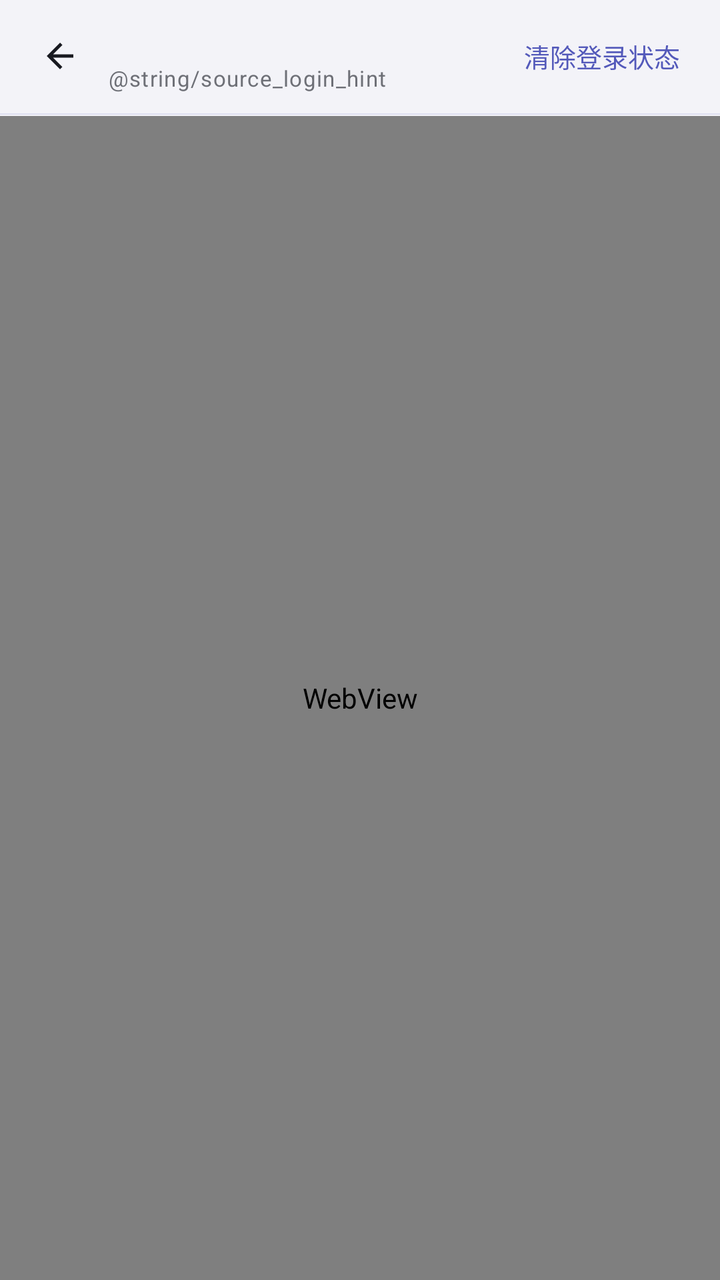
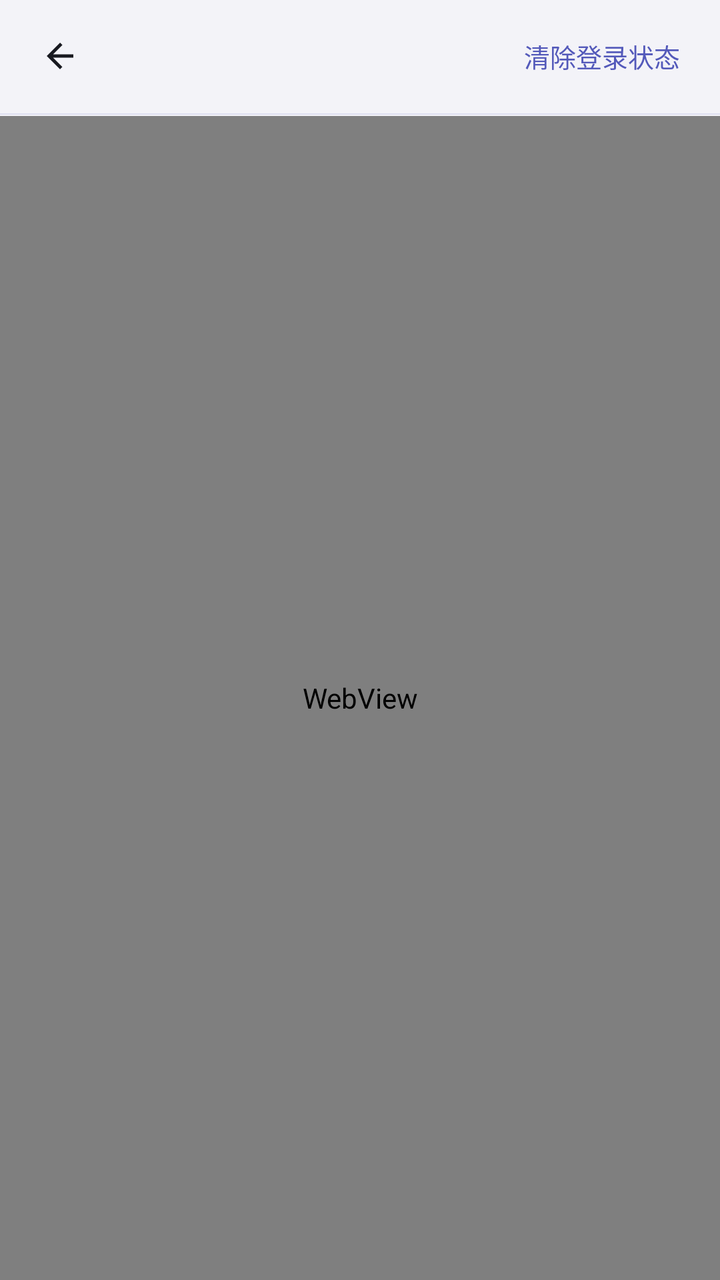

The first picture is an Android layout as it rendered before a commit; the second is the same layout after the commit. The layout source and the unified diff follow.
<!-- AndroidManifest.xml: application theme Theme.Aurora -->
<!-- res/layout/activity_cookie_login.xml -->
<?xml version="1.0" encoding="utf-8"?>
<LinearLayout xmlns:android="http://schemas.android.com/apk/res/android"
    xmlns:app="http://schemas.android.com/apk/res-auto"
    android:id="@+id/cookieRoot"
    android:layout_width="match_parent"
    android:layout_height="match_parent"
    android:background="?attr/auCanvas"
    android:orientation="vertical">

    <LinearLayout
        android:layout_width="match_parent"
        android:layout_height="wrap_content"
        android:gravity="center_vertical"
        android:orientation="horizontal"
        android:paddingStart="10dp"
        android:paddingTop="8dp"
        android:paddingEnd="14dp"
        android:paddingBottom="8dp">

        <ImageButton
            android:id="@+id/cookieBack"
            android:layout_width="40dp"
            android:layout_height="40dp"
            android:background="?attr/selectableItemBackgroundBorderless"
            android:contentDescription="@string/action_back"
            android:padding="10dp"
            android:scaleType="fitCenter"
            android:src="@drawable/ic_arrow_back"
            app:tint="?attr/auInk" />

        <LinearLayout
            android:layout_width="0dp"
            android:layout_height="wrap_content"
            android:layout_marginStart="4dp"
            android:layout_weight="1"
            android:orientation="vertical">

            <TextView
                android:id="@+id/cookieTitle"
                style="@style/Text.Title"
                android:layout_width="wrap_content"
                android:layout_height="wrap_content"
                android:textSize="18sp" />

            <TextView
                android:id="@+id/cookieHint"
                style="@style/Text.Caption"
                android:layout_width="match_parent"
                android:layout_height="wrap_content"
                android:layout_marginTop="2dp"
                android:maxLines="2"
                android:text="@string/source_login_hint" />
        </LinearLayout>

        <TextView
            android:id="@+id/cookieClear"
            android:layout_width="wrap_content"
            android:layout_height="wrap_content"
            android:background="?attr/selectableItemBackground"
            android:paddingStart="10dp"
            android:paddingTop="8dp"
            android:paddingEnd="6dp"
            android:paddingBottom="8dp"
            android:text="@string/source_login_clear_web"
            android:textColor="?attr/auAccent"
            android:textSize="13sp" />
    </LinearLayout>

    <ProgressBar
        android:id="@+id/cookieProgress"
        style="?android:attr/progressBarStyleHorizontal"
        android:layout_width="match_parent"
        android:layout_height="2dp"
        android:indeterminate="true"
        android:indeterminateTint="?attr/auAccent" />

    <WebView
        android:id="@+id/cookieWeb"
        android:layout_width="match_parent"
        android:layout_height="0dp"
        android:layout_weight="1" />

</LinearLayout>
<!-- resources referenced by this layout -->
<resources>
  <!-- drawable ic_arrow_back (drawable) -->
  <vector xmlns:android="http://schemas.android.com/apk/res/android"
      android:width="24dp" android:height="24dp"
      android:viewportWidth="24" android:viewportHeight="24">
      <path android:fillColor="#FF000000" android:pathData="M20 11H7.83l5.59-5.59L12 4l-8 8 8 8 1.41-1.41L7.83 13H20v-2z" />
  </vector>
  <string name="action_back">返回</string>
  <string name="source_login_clear_web">清除登录状态</string>
  <style name="Text.Caption">
          <item name="android:layout_width">wrap_content</item>
          <item name="android:layout_height">wrap_content</item>
          <item name="android:textSize">11sp</item>
          <item name="android:textColor">?attr/auInkTertiary</item>
          <item name="android:letterSpacing">0.04</item>
      </style>
  <style name="Text.Title">
          <item name="android:layout_width">wrap_content</item>
          <item name="android:layout_height">wrap_content</item>
          <item name="android:textSize">24sp</item>
          <item name="android:textStyle">bold</item>
          <item name="android:letterSpacing">-0.025</item>
      </style>
  <color name="theme_aurora_accent">#5359BA</color>
  <color name="theme_aurora_accent_on">#FDFDFF</color>
  <color name="theme_aurora_surface">#FEFEFF</color>
  <color name="theme_aurora_ink">#181920</color>
  <color name="theme_aurora_surface_sunken">#ECEDF3</color>
  <color name="theme_aurora_ink_secondary">#5E5F67</color>
  <color name="theme_aurora_hairline">#DDDFE8</color>
  <color name="theme_aurora_danger">#B74441</color>
  <color name="theme_aurora_canvas">#F3F3F8</color>
  <style name="Animation.Aurora.Window" parent="@android:style/Animation.Activity">
          <item name="android:activityOpenEnterAnimation">@anim/fade_in_scale</item>
          <item name="android:activityOpenExitAnimation">@anim/fade_out</item>
          <item name="android:activityCloseEnterAnimation">@anim/fade_in</item>
          <item name="android:activityCloseExitAnimation">@anim/fade_out_scale</item>
      </style>
  <color name="theme_aurora_surface_pressed">#E0E2E9</color>
  <color name="theme_aurora_hero_placeholder">#E3E4EB</color>
  <color name="theme_aurora_ink_tertiary">#6E7077</color>
  <color name="theme_aurora_ink_inverse">#FDFEFF</color>
  <color name="theme_aurora_accent_soft">#E9ECFF</color>
  <color name="theme_aurora_accent_deep">#3F429C</color>
  <color name="theme_aurora_accent_cyan">#3AB0C2</color>
  <color name="theme_aurora_hairline_dark">#1FFFFFFF</color>
  <color name="theme_aurora_scrim">#8C000000</color>
  <color name="theme_aurora_nav_pill">#D9DBE8</color>
  <color name="theme_aurora_dark_canvas">#0D0F18</color>
  <color name="theme_aurora_on_dark">#F9FAFD</color>
  <color name="theme_aurora_on_dark_secondary">#B4B5BC</color>
  <color name="theme_aurora_dark_pill">#33FFFFFF</color>
  <color name="theme_aurora_like">#D54563</color>
  <color name="theme_aurora_progress_start">#6068CA</color>
  <color name="theme_aurora_progress_mid">#535AB7</color>
  <color name="theme_aurora_progress_end">#757FE2</color>
  <color name="theme_aurora_tag_brand_bg">#E8ECFF</color>
  <color name="theme_aurora_tag_brand_text">#494EA9</color>
  <color name="theme_aurora_tag_warm_bg">#FFEEE1</color>
  <color name="theme_aurora_tag_warm_text">#944E12</color>
  <color name="theme_aurora_tag_neutral_bg">#ECEEF6</color>
  <color name="theme_aurora_success">#287B46</color>
  <color name="theme_aurora_warning">#A16500</color>
  <color name="theme_aurora_blob_a">#AAB2E4</color>
  <color name="theme_aurora_blob_b">#C5A9D8</color>
  <color name="theme_aurora_blob_c">#8EBCE1</color>
  <color name="theme_aurora_blob_d">#7DC4C6</color>
  <!-- unchanged entries left out for length: 1 -->
</resources>

<!-- the commit's change to res/layout/activity_cookie_login.xml (unified diff, before → after) -->
@@ -41,22 +41,13 @@
                 android:layout_width="wrap_content"
                 android:layout_height="wrap_content"
                 android:textSize="18sp" />
-
-            <TextView
-                android:id="@+id/cookieHint"
-                style="@style/Text.Caption"
-                android:layout_width="match_parent"
-                android:layout_height="wrap_content"
-                android:layout_marginTop="2dp"
-                android:maxLines="2"
-                android:text="@string/source_login_hint" />
         </LinearLayout>
 
         <TextView
             android:id="@+id/cookieClear"
             android:layout_width="wrap_content"
             android:layout_height="wrap_content"
-            android:background="?attr/selectableItemBackground"
+            android:background="@drawable/bg_ripple_row"
             android:paddingStart="10dp"
             android:paddingTop="8dp"
             android:paddingEnd="6dp"
<!-- resource entries referenced after the edit -->
@@ -1,5 +1,16 @@
 <!-- resources referenced by this layout -->
 <resources>
+  <!-- drawable bg_ripple_row (drawable) -->
+  <?xml version="1.0" encoding="utf-8"?>
+  <ripple xmlns:android="http://schemas.android.com/apk/res/android"
+      android:color="?attr/colorControlHighlight">
+      <item android:id="@android:id/mask">
+          <shape android:shape="rectangle">
+              <solid android:color="@android:color/white" />
+              <corners android:radius="@dimen/radius_row" />
+          </shape>
+      </item>
+  </ripple>
   <!-- drawable ic_arrow_back (drawable) -->
   <vector xmlns:android="http://schemas.android.com/apk/res/android"
       android:width="24dp" android:height="24dp"
@@ -8,13 +19,6 @@
   </vector>
   <string name="action_back">返回</string>
   <string name="source_login_clear_web">清除登录状态</string>
-  <style name="Text.Caption">
-          <item name="android:layout_width">wrap_content</item>
-          <item name="android:layout_height">wrap_content</item>
-          <item name="android:textSize">11sp</item>
-          <item name="android:textColor">?attr/auInkTertiary</item>
-          <item name="android:letterSpacing">0.04</item>
-      </style>
   <style name="Text.Title">
           <item name="android:layout_width">wrap_content</item>
           <item name="android:layout_height">wrap_content</item>
@@ -22,6 +26,7 @@
           <item name="android:textStyle">bold</item>
           <item name="android:letterSpacing">-0.025</item>
       </style>
+  <dimen name="radius_row">12dp</dimen>
   <color name="theme_aurora_accent">#5359BA</color>
   <color name="theme_aurora_accent_on">#FDFDFF</color>
   <color name="theme_aurora_surface">#FEFEFF</color>
